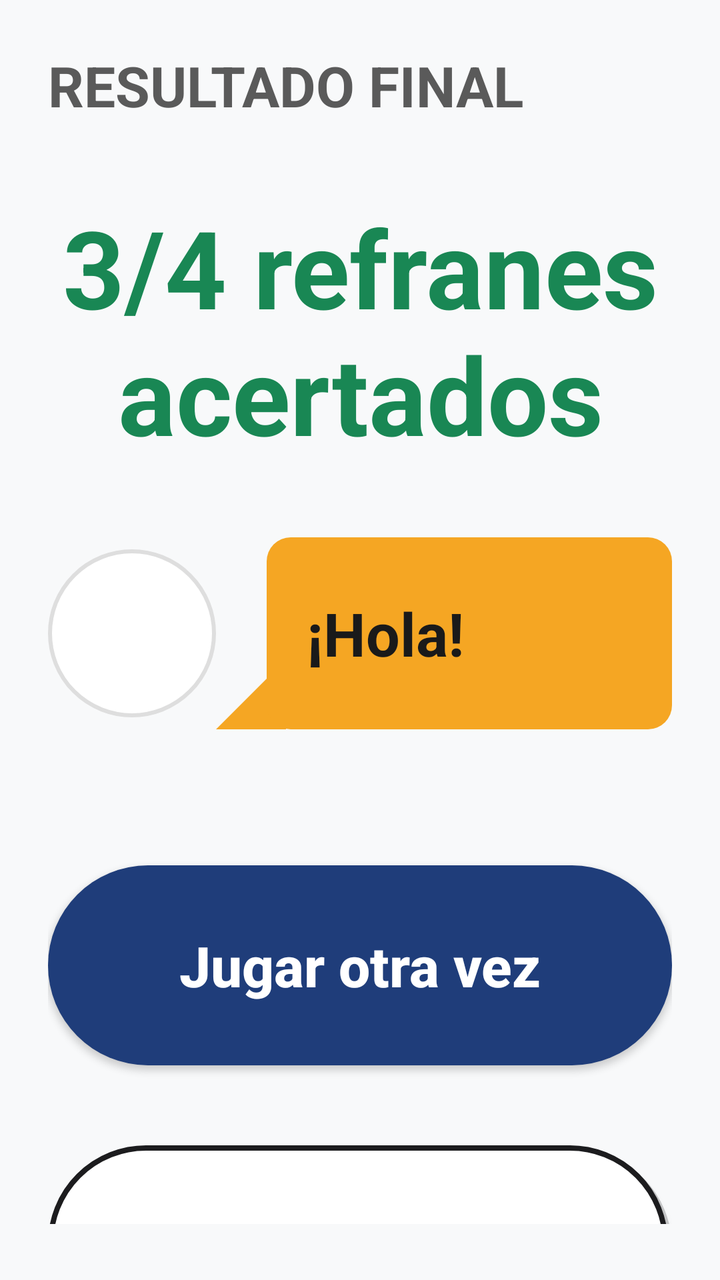
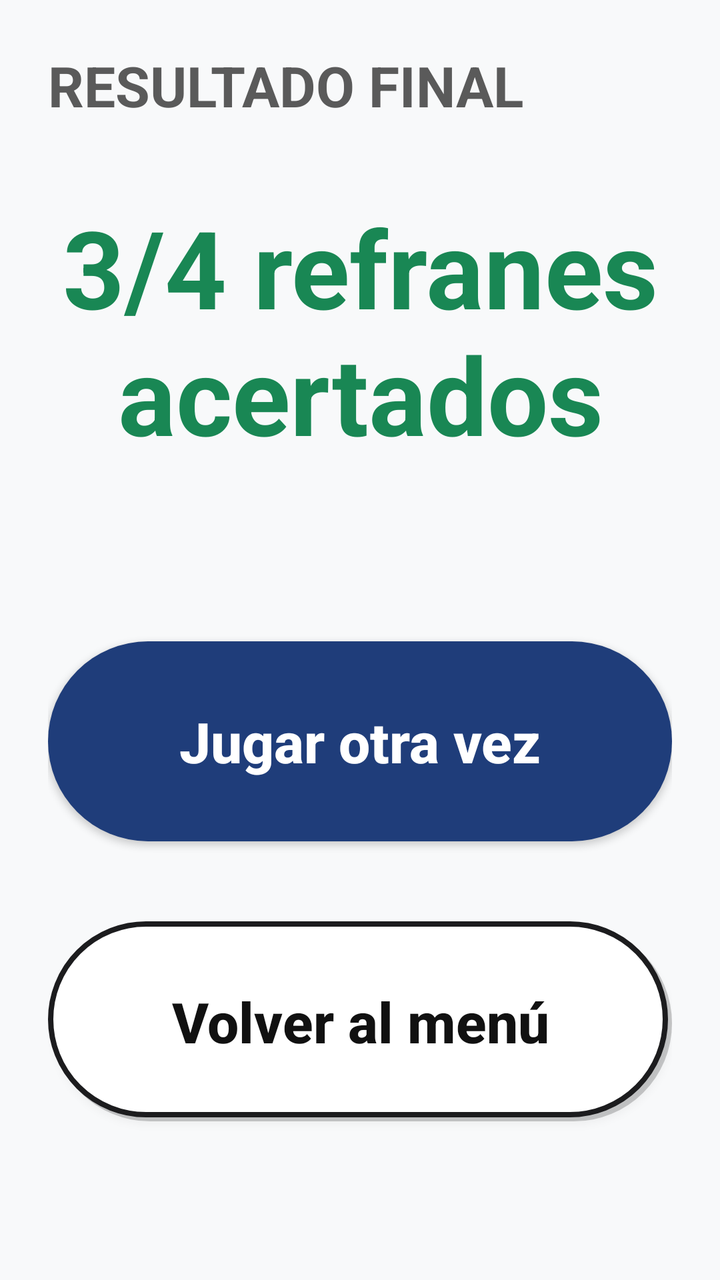

Screens rendered from an Android XML layout before and after an edit, with the pre-edit source and the edit as a unified diff.
<!-- AndroidManifest.xml: activity theme AppTheme.NoActionBar -->
<!-- res/layout/activity_fin_refranes.xml -->
<?xml version="1.0" encoding="utf-8"?>
<LinearLayout xmlns:android="http://schemas.android.com/apk/res/android"
    android:layout_width="match_parent"
    android:layout_height="match_parent"
    android:orientation="vertical"
    android:background="#F8F9FA">

    <LinearLayout
        android:layout_width="match_parent"
        android:layout_height="0dp"
        android:layout_weight="1"
        android:orientation="vertical"
        android:paddingStart="24dp"
        android:paddingEnd="24dp"
        android:paddingTop="24dp"
        android:paddingBottom="28dp">

        <TextView
            android:layout_width="match_parent"
            android:layout_height="wrap_content"
            android:text="RESULTADO FINAL"
            android:textColor="#5A5A5A"
            android:textSize="28sp"
            android:textStyle="bold"
            android:layout_marginBottom="36dp" />

        <TextView
            android:id="@+id/tvContadorAciertos"
            android:layout_width="match_parent"
            android:layout_height="wrap_content"
            android:text="3/4 refranes acertados"
            android:textColor="#198754"
            android:textSize="54sp"
            android:textStyle="bold"
            android:gravity="center"
            android:layout_marginBottom="28dp" />

        <include
            android:id="@+id/bocadillo_robot_resultado"
            layout="@layout/include_robot_bocadillo" />

        <Space
            android:layout_width="match_parent"
            android:layout_height="60dp" />

        <Button
            android:id="@+id/btnJugarOtraVez"
            android:layout_width="match_parent"
            android:layout_height="100dp"
            android:layout_marginBottom="40dp"
            android:text="Jugar otra vez"
            android:background="@drawable/bg_btn_jugar_otra"
            android:textColor="@android:color/white"
            android:textSize="28sp"
            android:textStyle="bold"
            android:textAllCaps="false" />

        <Button
            android:id="@+id/btnVolverMenu"
            android:layout_width="match_parent"
            android:layout_height="100dp"
            android:text="Volver al menú"
            android:background="@drawable/bg_tipo_normal"
            android:textColor="#111111"
            android:textSize="28sp"
            android:textStyle="bold"
            android:textAllCaps="false" />

        <Space
            android:layout_width="match_parent"
            android:layout_height="0dp"
            android:layout_weight="0.5" />

    </LinearLayout>

</LinearLayout>
<!-- res/layout/include_robot_bocadillo.xml (included above) -->
<?xml version="1.0" encoding="utf-8"?>
<LinearLayout xmlns:android="http://schemas.android.com/apk/res/android"
    android:layout_width="match_parent"
    android:layout_height="wrap_content"
    android:orientation="horizontal"
    android:gravity="center_vertical"
    android:paddingTop="8dp"
    android:paddingBottom="8dp">

    <ImageView
        android:id="@+id/ivBocadilloAvatar"
        android:layout_width="84dp"
        android:layout_height="84dp"
        android:src="@mipmap/ic_launcher_round"
        android:background="@drawable/bg_avatar_circle"
        android:padding="6dp" />

    <ImageView
        android:layout_width="35dp"
        android:layout_height="35dp"
        android:layout_gravity="bottom"
        android:layout_marginBottom="0dp"
        android:layout_marginEnd="-10dp"
        android:src="@drawable/ic_triangle" />

    <LinearLayout
        android:layout_width="0dp"
        android:layout_height="wrap_content"
        android:layout_weight="1"
        android:layout_marginStart="0dp"
        android:background="@drawable/bg_bocadillo"
        android:minHeight="96dp"
        android:gravity="center_vertical"
        android:paddingStart="20dp"
        android:paddingEnd="20dp"
        android:paddingTop="18dp"
        android:paddingBottom="18dp">

        <TextView
            android:id="@+id/tvBocadilloTexto"
            android:layout_width="match_parent"
            android:layout_height="wrap_content"
            android:text="¡Hola!"
            android:textColor="#1A1A1A"
            android:textSize="30sp"
            android:textStyle="bold" />
    </LinearLayout>
</LinearLayout>
<!-- resources referenced by this layout -->
<resources>
  <!-- drawable bg_avatar_circle (drawable) -->
  <?xml version="1.0" encoding="utf-8"?>
  <shape xmlns:android="http://schemas.android.com/apk/res/android"
      android:shape="oval">
      <solid android:color="#FFFFFF"/>
      <stroke
          android:width="2dp"
          android:color="@color/avatar_borde"/>
  </shape>
  <!-- drawable bg_bocadillo (drawable) -->
  <?xml version="1.0" encoding="utf-8"?>
  <shape xmlns:android="http://schemas.android.com/apk/res/android"
      android:shape="rectangle">
      <solid android:color="#F5A623"/>
      <corners android:radius="12dp"/>
  </shape>
  <!-- drawable bg_btn_jugar_otra (drawable) -->
  <?xml version="1.0" encoding="utf-8"?>
  <shape xmlns:android="http://schemas.android.com/apk/res/android"
      android:shape="rectangle">
      <solid android:color="#1F3D7A"/>
      <corners android:radius="70dp"/>
  </shape>
  <!-- drawable bg_tipo_normal (drawable) -->
  <?xml version="1.0" encoding="utf-8"?>
  <layer-list xmlns:android="http://schemas.android.com/apk/res/android">
      
      <item android:top="2dp" android:left="2dp">
          <shape android:shape="rectangle">
              <solid android:color="#33000000" />
              <corners android:radius="70dp" />
          </shape>
      </item>
      
      <item android:bottom="2dp" android:right="2dp">
          <shape android:shape="rectangle">
              <solid android:color="#FFFFFF" />
              <corners android:radius="70dp" />
              <stroke
                  android:color="#1C1C1E"
                  android:width="2.5dp" />
          </shape>
      </item>
  </layer-list>
  <!-- drawable ic_triangle (drawable) -->
  <?xml version="1.0" encoding="utf-8"?>
  <vector xmlns:android="http://schemas.android.com/apk/res/android"
      android:width="14dp"
      android:height="14dp"
      android:viewportWidth="14"
      android:viewportHeight="14">
  
      <path
          android:fillColor="#F5A623"
          android:pathData="M 14,0 L 14,14 L 0,14 Z" />
  </vector>
  <!-- mipmap ic_launcher_round (mipmap-anydpi-v26) -->
  <?xml version="1.0" encoding="utf-8"?>
  <adaptive-icon xmlns:android="http://schemas.android.com/apk/res/android">
      <background android:drawable="@drawable/ic_launcher_background"/>
      <foreground android:drawable="@mipmap/ic_launcher_foreground"/>
  </adaptive-icon>
  <style name="AppTheme.NoActionBar">
          <item name="windowActionBar">false</item>
          <item name="windowNoTitle">true</item>
          <item name="android:statusBarColor">@color/fondo_app</item>
          <item name="android:windowLightStatusBar">true</item>
      </style>
  <color name="avatar_borde">#DEDEDE</color>
  <!-- drawable ic_launcher_background: vector/xml drawable (drawable, 4866 chars, omitted) -->
  <color name="fondo_app">#F2F2F7</color>
</resources>

<!-- the commit's change to res/layout/activity_fin_refranes.xml (unified diff, before → after) -->
@@ -35,10 +35,6 @@
             android:gravity="center"
             android:layout_marginBottom="28dp" />
 
-        <include
-            android:id="@+id/bocadillo_robot_resultado"
-            layout="@layout/include_robot_bocadillo" />
-
         <Space
             android:layout_width="match_parent"
             android:layout_height="60dp" />
@@ -74,52 +70,3 @@
     </LinearLayout>
 
 </LinearLayout>
-<!-- res/layout/include_robot_bocadillo.xml (included above) -->
-<?xml version="1.0" encoding="utf-8"?>
-<LinearLayout xmlns:android="http://schemas.android.com/apk/res/android"
-    android:layout_width="match_parent"
-    android:layout_height="wrap_content"
-    android:orientation="horizontal"
-    android:gravity="center_vertical"
-    android:paddingTop="8dp"
-    android:paddingBottom="8dp">
-
-    <ImageView
-        android:id="@+id/ivBocadilloAvatar"
-        android:layout_width="84dp"
-        android:layout_height="84dp"
-        android:src="@mipmap/ic_launcher_round"
-        android:background="@drawable/bg_avatar_circle"
-        android:padding="6dp" />
-
-    <ImageView
-        android:layout_width="35dp"
-        android:layout_height="35dp"
-        android:layout_gravity="bottom"
-        android:layout_marginBottom="0dp"
-        android:layout_marginEnd="-10dp"
-        android:src="@drawable/ic_triangle" />
-
-    <LinearLayout
-        android:layout_width="0dp"
-        android:layout_height="wrap_content"
-        android:layout_weight="1"
-        android:layout_marginStart="0dp"
-        android:background="@drawable/bg_bocadillo"
-        android:minHeight="96dp"
-        android:gravity="center_vertical"
-        android:paddingStart="20dp"
-        android:paddingEnd="20dp"
-        android:paddingTop="18dp"
-        android:paddingBottom="18dp">
-
-        <TextView
-            android:id="@+id/tvBocadilloTexto"
-            android:layout_width="match_parent"
-            android:layout_height="wrap_content"
-            android:text="¡Hola!"
-            android:textColor="#1A1A1A"
-            android:textSize="30sp"
-            android:textStyle="bold" />
-    </LinearLayout>
-</LinearLayout>
<!-- resource entries referenced after the edit -->
@@ -1,21 +1,5 @@
 <!-- resources referenced by this layout -->
 <resources>
-  <!-- drawable bg_avatar_circle (drawable) -->
-  <?xml version="1.0" encoding="utf-8"?>
-  <shape xmlns:android="http://schemas.android.com/apk/res/android"
-      android:shape="oval">
-      <solid android:color="#FFFFFF"/>
-      <stroke
-          android:width="2dp"
-          android:color="@color/avatar_borde"/>
-  </shape>
-  <!-- drawable bg_bocadillo (drawable) -->
-  <?xml version="1.0" encoding="utf-8"?>
-  <shape xmlns:android="http://schemas.android.com/apk/res/android"
-      android:shape="rectangle">
-      <solid android:color="#F5A623"/>
-      <corners android:radius="12dp"/>
-  </shape>
   <!-- drawable bg_btn_jugar_otra (drawable) -->
   <?xml version="1.0" encoding="utf-8"?>
   <shape xmlns:android="http://schemas.android.com/apk/res/android"
@@ -44,32 +28,12 @@
           </shape>
       </item>
   </layer-list>
-  <!-- drawable ic_triangle (drawable) -->
-  <?xml version="1.0" encoding="utf-8"?>
-  <vector xmlns:android="http://schemas.android.com/apk/res/android"
-      android:width="14dp"
-      android:height="14dp"
-      android:viewportWidth="14"
-      android:viewportHeight="14">
-  
-      <path
-          android:fillColor="#F5A623"
-          android:pathData="M 14,0 L 14,14 L 0,14 Z" />
-  </vector>
-  <!-- mipmap ic_launcher_round (mipmap-anydpi-v26) -->
-  <?xml version="1.0" encoding="utf-8"?>
-  <adaptive-icon xmlns:android="http://schemas.android.com/apk/res/android">
-      <background android:drawable="@drawable/ic_launcher_background"/>
-      <foreground android:drawable="@mipmap/ic_launcher_foreground"/>
-  </adaptive-icon>
   <style name="AppTheme.NoActionBar">
           <item name="windowActionBar">false</item>
           <item name="windowNoTitle">true</item>
           <item name="android:statusBarColor">@color/fondo_app</item>
           <item name="android:windowLightStatusBar">true</item>
       </style>
-  <color name="avatar_borde">#DEDEDE</color>
-  <!-- drawable ic_launcher_background: vector/xml drawable (drawable, 4866 chars, omitted) -->
   <color name="fondo_app">#F2F2F7</color>
 </resources>
 
